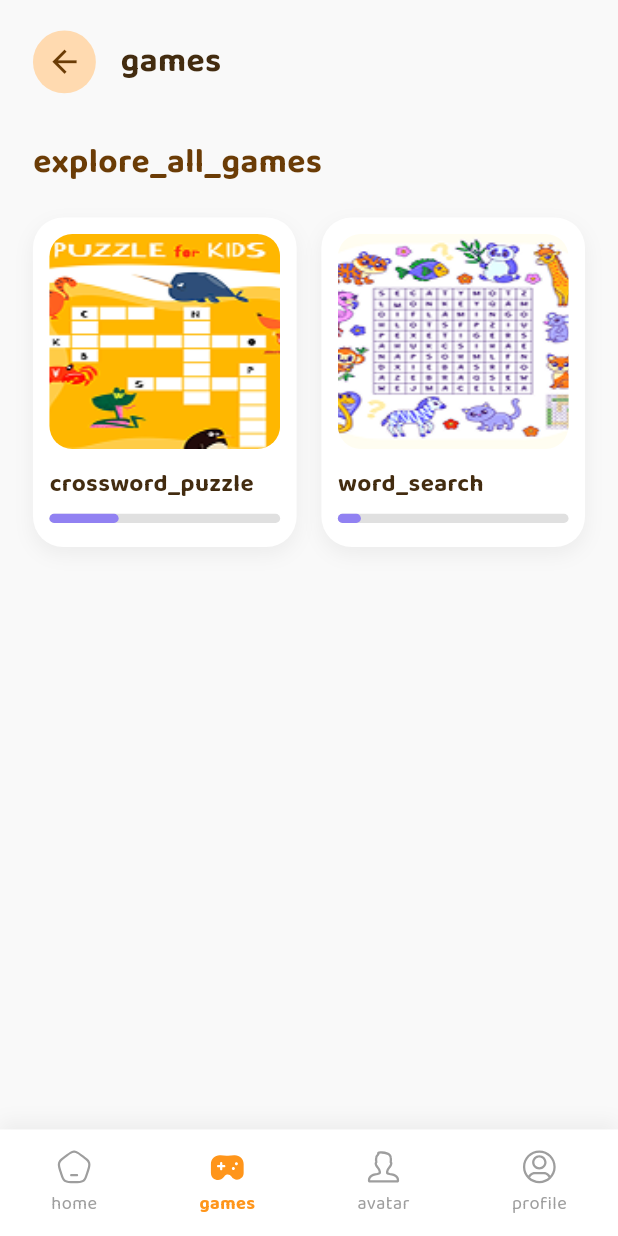
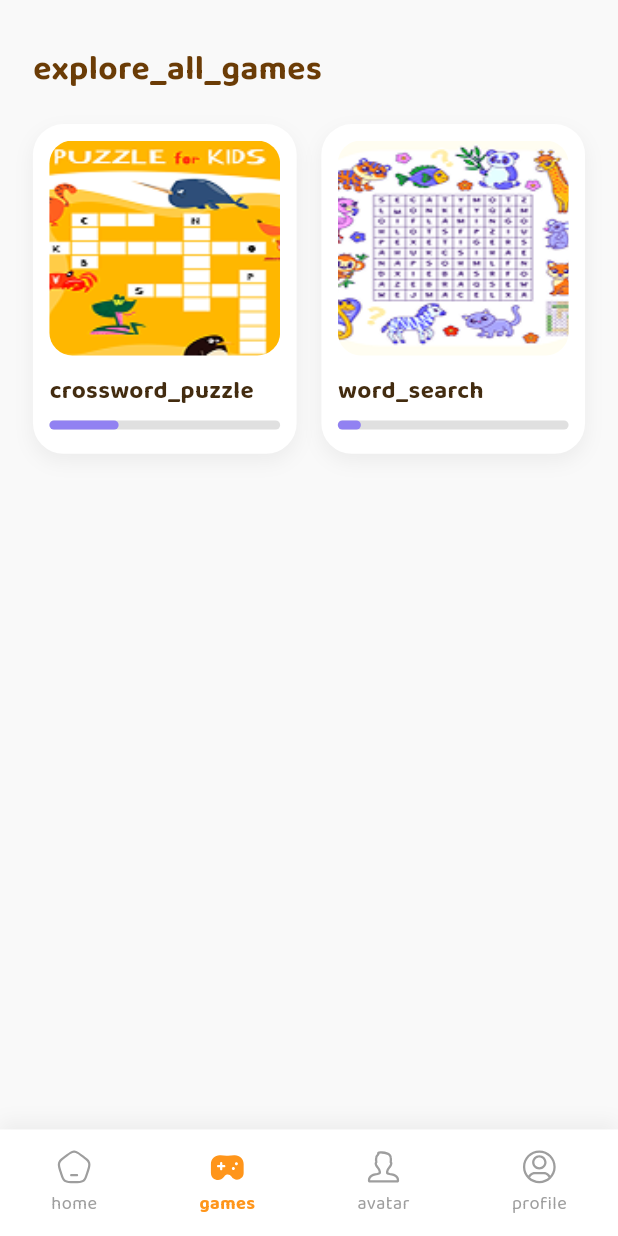
Before and after one commit to EHMilon/cheff_junior, a Flutter app: the GamesView screen opened by its route, item 3 of the bottom bar chosen, after a tap on the "arrow back" icon, on a phone screen of 412 x 824 dp. Run offline on Flutter 3.47's test engine with Material 3 defaults, Android fonts, the light colour scheme and no system bars; drawn by our look-alikes of skeletonizer; our stand-ins replace connectivity_plus, flutter_screenutil, flutter_svg, get, google_fonts, iconsax and 2 more; accounts and stored records are empty.

Commit message:
UI polishing
Signed-off-by: EHMilon <ehasanulhaquemilon@gmail.com>

```diff
--- a/lib/views/avatar/avatar_chat_view.dart
+++ b/lib/views/avatar/avatar_chat_view.dart
@@ -1,5 +1,6 @@
 import 'package:flutter/material.dart';
 import 'package:flutter_screenutil/flutter_screenutil.dart';
+import 'package:flutter_svg/svg.dart';
 import 'package:get/get.dart';
 import 'package:skeletonizer/skeletonizer.dart';
 import 'avatar_chat_controller.dart';
@@ -142,7 +143,7 @@ class AvatarChatView extends GetView<AvatarChatController> {
             textAlign: TextAlign.center,
             style: theme.textTheme.bodyMedium?.copyWith(color: AppColors.grey),
           ),
-          SizedBox(height: 100.h),
+          SizedBox(height: 200.h),
           Align(
             alignment: Alignment.centerLeft,
             child: Text(
@@ -189,18 +190,21 @@ class AvatarChatView extends GetView<AvatarChatController> {
           child: Column(
             crossAxisAlignment: CrossAxisAlignment.start,
             children: [
-              Icon(
-                topic.contains('chicken') ? Icons.restaurant : Icons.eco,
-                color: AppColors.primary,
-                size: 20.sp,
+              SvgPicture.asset(
+                topic.contains('chicken')
+                    ? 'assets/images/chicken_fry.svg'
+                    : 'assets/images/french_fry.svg',
+                width: 24.w,
+                height: 24.h,
               ),
               SizedBox(height: 12.h),
               Text(
                 topic,
                 style: TextStyle(
-                  fontSize: 13.sp,
-                  fontWeight: FontWeight.w500,
+                  fontSize: 14.sp,
+                  fontWeight: FontWeight.w400,
                   color: isDark ? Colors.white : AppColors.secondary,
+                  height: 1.5,
                 ),
               ),
             ],
@@ -285,9 +289,12 @@ class AvatarChatView extends GetView<AvatarChatController> {
                   style: TextStyle(
                     fontSize: 14.sp,
                     color: message.isUser && isDark
-                        ? Colors.white
+                        ? const Color(0xFF505050)
                         : theme.colorScheme.secondary,
-                    height: 1.4,
+
+                    fontFamily: 'Baloo 2',
+                    fontWeight: FontWeight.w400,
+                    height: 1.50.h,
                   ),
                 ),
               ),
@@ -384,15 +391,17 @@ class AvatarChatView extends GetView<AvatarChatController> {
                             color: AppColors.grey,
                             fontSize: 14.sp,
                           ),
+                          enabledBorder: InputBorder.none,
+                          focusedBorder: InputBorder.none,
                         ),
                         onSubmitted: (_) => controller.sendMessage(),
                       ),
                     ),
                     IconButton(
-                      icon: Icon(
-                        Icons.mic_none,
-                        color: AppColors.grey,
-                        size: 24.sp,
+                      icon: SvgPicture.asset(
+                        "assets/images/mic.svg",
+                        width: 20.w,
+                        height: 20.w,
                       ),
                       onPressed: () {},
                     ),
@@ -411,10 +420,10 @@ class AvatarChatView extends GetView<AvatarChatController> {
                 ),
                 child: RotationTransition(
                   turns: const AlwaysStoppedAnimation(-0.1),
-                  child: Icon(
-                    Icons.send_outlined,
-                    color: AppColors.primary,
-                    size: 24.sp,
+                  child: SvgPicture.asset(
+                    "assets/images/send.svg",
+                    width: 30.w,
+                    height: 30.h,
                   ),
                 ),
               ),
--- a/lib/views/games/games_view.dart
+++ b/lib/views/games/games_view.dart
@@ -26,8 +26,8 @@ class GamesView extends GetView<GamesController> {
             child: Column(
               crossAxisAlignment: CrossAxisAlignment.start,
               children: [
-                SizedBox(height: 20.h),
-                _buildHeader(),
+                // SizedBox(height: 20.h),
+                // _buildHeader(),
                 SizedBox(height: 30.h),
                 Text(
                   'explore_all_games'.tr,
@@ -48,36 +48,20 @@ class GamesView extends GetView<GamesController> {
     );
   }
 
-  Widget _buildHeader() {
-    return Row(
-      children: [
-        InkWell(
-          onTap: () => Get.back(),
-          child: Container(
-            padding: EdgeInsets.all(8.w),
-            decoration: BoxDecoration(
-              color: const Color(0xFFFFDAB0),
-              shape: BoxShape.circle,
-            ),
-            child: Icon(
-              Icons.arrow_back,
-              color: AppColors.secondary,
-              size: 24.sp,
-            ),
-          ),
-        ),
-        SizedBox(width: 15.w),
-        Text(
-          'games'.tr,
-          style: GoogleFonts.baloo2(
-            fontSize: 22.sp,
-            fontWeight: FontWeight.bold,
-            color: AppColors.textBody,
-          ),
-        ),
-      ],
-    );
-  }
+  // Widget _buildHeader() {
+  //   return Row(
+  //     children: [
+  //       Text(
+  //         'games'.tr,
+  //         style: GoogleFonts.baloo2(
+  //           fontSize: 22.sp,
+  //           fontWeight: FontWeight.bold,
+  //           color: AppColors.textBody,
+  //         ),
+  //       ),
+  //     ],
+  //   );
+  // }
 
   Widget _buildGamesGrid() {
     return Obx(() {
--- a/lib/views/recipe_detail/recipe_detail_view.dart
+++ b/lib/views/recipe_detail/recipe_detail_view.dart
@@ -197,7 +197,10 @@ class RecipeDetailView extends GetView<RecipeDetailController> {
       children: [
         Text(
           '${(controller.recipe.viewsCount ?? 0) ~/ 1000}k ${'views_count'.tr}  ${controller.recipe.postedTime ?? ''}',
-          style: GoogleFonts.baloo2(fontSize: 14.sp, color: AppColors.grey),
+          style: GoogleFonts.baloo2(fontSize: 14.sp, color: const Color(0xFF505050),
+          fontWeight: FontWeight.w400,
+                      height: 1.20.h,
+          ),
         ),
         const Spacer(),
         Row(
@@ -210,7 +213,7 @@ class RecipeDetailView extends GetView<RecipeDetailController> {
             SizedBox(width: 4.w),
             Text(
               '${(controller.recipe.likesCount ?? 0) / 1000}k',
-              style: GoogleFonts.baloo2(fontSize: 14.sp, color: AppColors.grey),
+              style: GoogleFonts.baloo2(fontSize: 14.sp, color: const Color(0xFF505050)),
             ),
             SizedBox(width: 12.w),
             Icon(
@@ -221,7 +224,7 @@ class RecipeDetailView extends GetView<RecipeDetailController> {
             SizedBox(width: 4.w),
             Text(
               '${(controller.recipe.dislikesCount ?? 0) / 1000}k',
-              style: GoogleFonts.baloo2(fontSize: 14.sp, color: AppColors.grey),
+              style: GoogleFonts.baloo2(fontSize: 14.sp, color: const Color(0xFF505050)),
             ),
           ],
         ),
--- a/lib/views/search/search_view.dart
+++ b/lib/views/search/search_view.dart
@@ -109,9 +109,11 @@ class SearchView extends GetView<SearchPageController> {
                   color: AppColors.grey,
                   fontSize: 18.sp,
                 ),
-                border: InputBorder.none,
+                // border: InputBorder.none,
                 isDense: true,
                 contentPadding: EdgeInsets.symmetric(vertical: 12.h),
+                enabledBorder: InputBorder.none,
+                focusedBorder: InputBorder.none,
               ),
               style: GoogleFonts.baloo2(
                 fontSize: 18.sp,
```
Also changed, not shown: assets/images/chicken_fry.svg (added), assets/images/french_fry.svg (added), assets/images/mic.svg (added), assets/images/send.svg (added).
